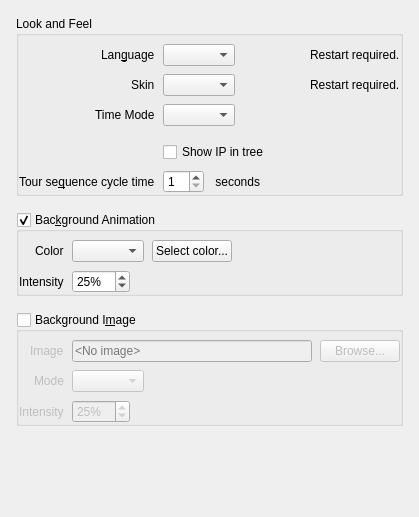
Before: the Qt Designer form client/src/ui/widgets/settings/look_and_feel_preferences_widget.ui in networkoptix/nx_open, drawn with Qt 5.
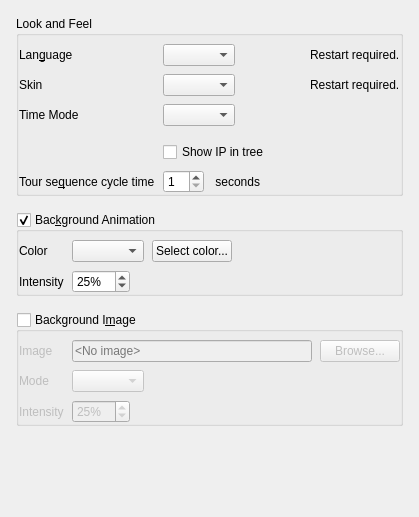
After: the same form once the commit is applied. Custom widgets are drawn as their Qt base class.

Commit message:
Default alignment for form layout.
<==== Mercurial data ====>
Branch: new_style

What changed in the file:
```diff
--- a/client/src/ui/widgets/settings/look_and_feel_preferences_widget.ui
+++ b/client/src/ui/widgets/settings/look_and_feel_preferences_widget.ui
@@ -38,9 +38,6 @@
       <bool>true</bool>
      </property>
      <layout class="QFormLayout" name="formLayout">
-      <property name="labelAlignment">
-       <set>Qt::AlignRight|Qt::AlignTrailing|Qt::AlignVCenter</set>
-      </property>
       <property name="horizontalSpacing">
        <number>8</number>
       </property>
@@ -210,9 +207,6 @@
       <bool>true</bool>
      </property>
      <layout class="QFormLayout" name="formLayout_2">
-      <property name="labelAlignment">
-       <set>Qt::AlignRight|Qt::AlignTrailing|Qt::AlignVCenter</set>
-      </property>
       <property name="horizontalSpacing">
        <number>8</number>
       </property>
@@ -323,9 +317,6 @@
       <bool>false</bool>
      </property>
      <layout class="QFormLayout" name="formLayout_3">
-      <property name="labelAlignment">
-       <set>Qt::AlignRight|Qt::AlignTrailing|Qt::AlignVCenter</set>
-      </property>
       <property name="horizontalSpacing">
        <number>8</number>
       </property>
```
The commit also changes 1 other file.
